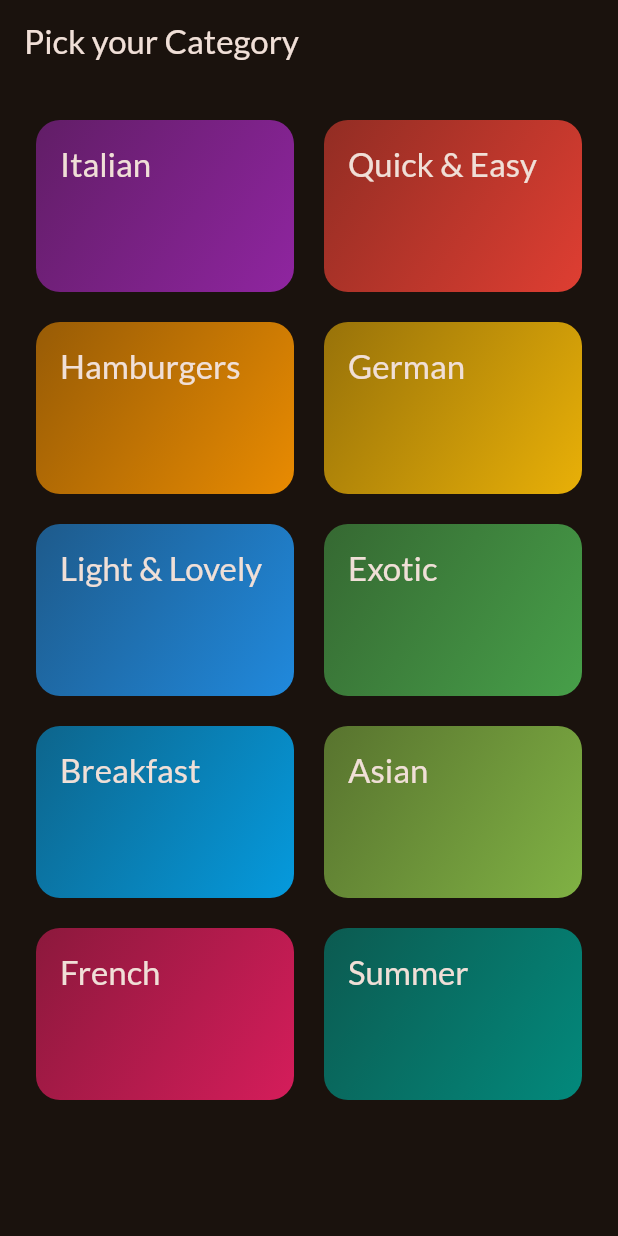
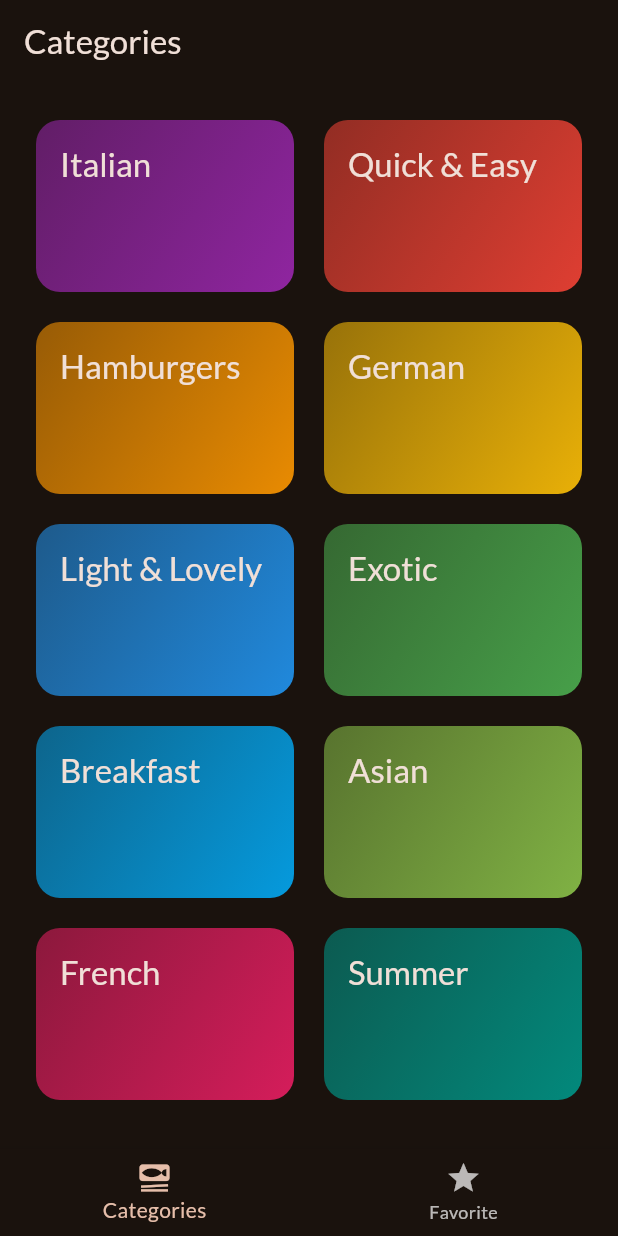
Before and after one commit to surajgond07/meals_flutter_app, a Flutter app: the screen it shows after launch, on a phone screen of 412 x 824 dp. Run offline on Flutter 3.47's test engine with Material 3 defaults, Android fonts, the phone set to English and light mode, and no system bars; our stand-ins replace google_fonts, transparent_image.

Commit message:
Tabs Screen Completed

```diff
--- a/lib/main.dart
+++ b/lib/main.dart
@@ -1,6 +1,7 @@
 import 'package:flutter/material.dart';
 import 'package:google_fonts/google_fonts.dart';
-import 'package:meals_app/screens/categories.dart';
+// import 'package:meals_app/screens/categories.dart';
+import 'package:meals_app/screens/tabs.dart';
 
 final theme = ThemeData(
   useMaterial3: true,
@@ -22,7 +23,7 @@ class App extends StatelessWidget {
   Widget build(BuildContext context) {
     return MaterialApp(
       theme: theme,
-      home: const CategoriesScreen(), // Todo ...,
+      home: const TabsScreen(), // Todo ...,
     );
   }
 }
--- a/lib/screens/categories.dart
+++ b/lib/screens/categories.dart
@@ -22,11 +22,7 @@ class CategoriesScreen extends StatelessWidget {
 
   @override
   Widget build(BuildContext context) {
-    return Scaffold(
-      appBar: AppBar(
-        title: const Text('Pick your Category'),
-      ),
-      body: GridView(
+    return GridView(
       padding: const EdgeInsets.all(24),
       gridDelegate: const SliverGridDelegateWithFixedCrossAxisCount(
         crossAxisCount: 2,
@@ -44,7 +40,6 @@ class CategoriesScreen extends StatelessWidget {
             },
           )
       ],
-      ),
     );
   }
 }
--- /dev/null
+++ b/lib/screens/tabs.dart
@@ -0,0 +1,49 @@
+import 'package:flutter/material.dart';
+import 'package:meals_app/screens/categories.dart';
+import 'package:meals_app/screens/meals.dart';
+
+class TabsScreen extends StatefulWidget {
+  const TabsScreen({super.key});
+  @override
+  State<StatefulWidget> createState() {
+    return _TabsScreenState();
+  }
+}
+
+class _TabsScreenState extends State<TabsScreen> {
+  int _selectedPageIndex = 0;
+
+  void _selectPage(int index) {
+    setState(() {
+      // index getting argument are set to with selectedPageIndex
+      _selectedPageIndex = index;
+    });
+  }
+
+  @override
+  Widget build(BuildContext context) {
+    Widget activePage = const CategoriesScreen();
+
+    var activePageTitle = 'Categories';
+
+    if (_selectedPageIndex == 1) {
+      activePage = const MealsScreen(meals: []);
+      activePageTitle = 'Your Favorites';
+    }
+    return Scaffold(
+      appBar: AppBar(
+        title: Text(activePageTitle),
+      ),
+      body: activePage,
+      bottomNavigationBar: BottomNavigationBar(
+          // whenever the tab one of the following tabs re-trigger nd update the select page
+          onTap: _selectPage,
+          currentIndex: _selectedPageIndex,
+          items: const [
+            BottomNavigationBarItem(
+                icon: Icon(Icons.set_meal), label: 'Categories'),
+            BottomNavigationBarItem(icon: Icon(Icons.star), label: 'Favorite'),
+          ]),
+    );
+  }
+}
```
Also changed, not shown: lib/screens/meals.dart (+10 -3 lines), lib/screens/taps.dart (deleted, +0 -21 lines). Lines whose indentation alone changed are shown as unchanged.
